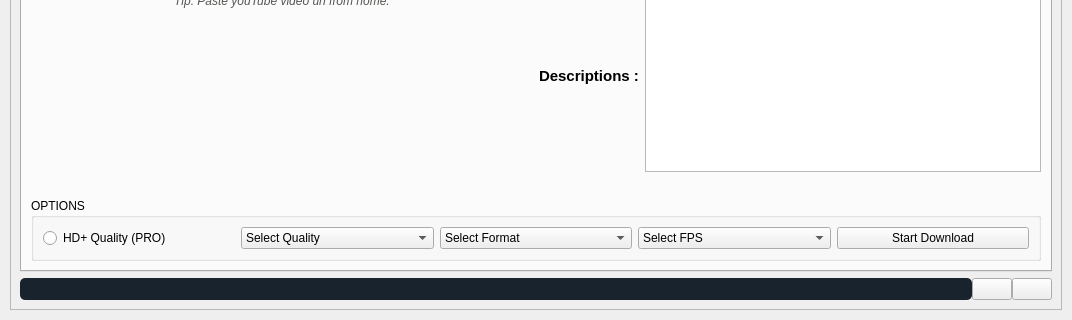
Old version of the form src/ui_main_trial.ui in the repository rishabh3354/YOUTUBE-DL-PRO; both pictures show x 0 to 1072 and y 279 to 599 of the 1072 by 599 pixel window.
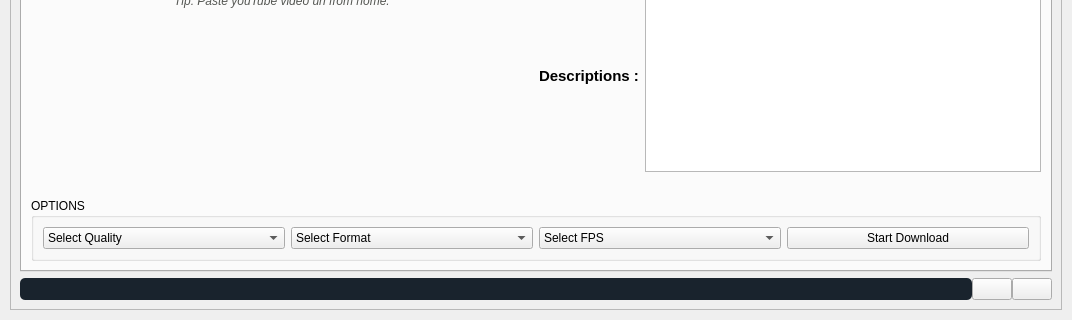
New version of the form. The open tabs and pages were chosen to show the change. Icons and pictures are not drawn.

Patch:
```diff
--- a/src/ui_main_trial.ui
+++ b/src/ui_main_trial.ui
@@ -783,7 +783,35 @@
                 <layout class="QHBoxLayout" name="horizontalLayout_44">
                  <item>
                   <layout class="QGridLayout" name="gridLayout">
-                   <item row="0" column="9">
+                   <item row="0" column="5">
+                    <widget class="QComboBox" name="select_quality_obj_2">
+                     <property name="enabled">
+                      <bool>true</bool>
+                     </property>
+                     <property name="cursor">
+                      <cursorShape>PointingHandCursor</cursorShape>
+                     </property>
+                     <property name="styleSheet">
+                      <string notr="true"/>
+                     </property>
+                     <property name="iconSize">
+                      <size>
+                       <width>20</width>
+                       <height>20</height>
+                      </size>
+                     </property>
+                     <item>
+                      <property name="text">
+                       <string>Select Quality</string>
+                      </property>
+                      <property name="icon">
+                       <iconset resource="resource.qrc">
+                        <normaloff>:/myresource/resource/icons8-ok-144.png</normaloff>:/myresource/resource/icons8-ok-144.png</iconset>
+                      </property>
+                     </item>
+                    </widget>
+                   </item>
+                   <item row="0" column="8">
                     <widget class="QPushButton" name="download_button_2">
                      <property name="sizePolicy">
                       <sizepolicy hsizetype="Preferred" vsizetype="Fixed">
@@ -812,7 +840,7 @@
                      </property>
                     </widget>
                    </item>
-                   <item row="0" column="7">
+                   <item row="0" column="6">
                     <widget class="QComboBox" name="select_format_obj_2">
                      <property name="cursor">
                       <cursorShape>PointingHandCursor</cursorShape>
@@ -822,8 +850,8 @@
                      </property>
                      <property name="iconSize">
                       <size>
-                       <width>16</width>
-                       <height>16</height>
+                       <width>20</width>
+                       <height>20</height>
                       </size>
                      </property>
                      <item>
@@ -833,7 +861,7 @@
                      </item>
                     </widget>
                    </item>
-                   <item row="0" column="8">
+                   <item row="0" column="7">
                     <widget class="QComboBox" name="select_fps_obj_2">
                      <property name="cursor">
                       <cursorShape>PointingHandCursor</cursorShape>
@@ -843,73 +871,21 @@
                      </property>
                      <property name="iconSize">
                       <size>
-                       <width>16</width>
-                       <height>16</height>
+                       <width>20</width>
+                       <height>20</height>
                       </size>
                      </property>
                      <item>
                       <property name="text">
                        <string>Select FPS</string>
                       </property>
-                     </item>
-                    </widget>
-                   </item>
-                   <item row="0" column="6">
-                    <widget class="QComboBox" name="select_quality_obj_2">
-                     <property name="enabled">
-                      <bool>true</bool>
-                     </property>
-                     <property name="cursor">
-                      <cursorShape>PointingHandCursor</cursorShape>
-                     </property>
-                     <property name="styleSheet">
-                      <string notr="true"/>
-                     </property>
-                     <property name="iconSize">
-                      <size>
-                       <width>16</width>
-                       <height>16</height>
-                      </size>
-                     </property>
-                     <item>
-                      <property name="text">
-                       <string>Select Quality</string>
+                      <property name="icon">
+                       <iconset resource="resource.qrc">
+                        <normaloff>:/myresource/resource/icons8-tick-box-120.png</normaloff>:/myresource/resource/icons8-tick-box-120.png</iconset>
                       </property>
                      </item>
                     </widget>
                    </item>
-                   <item row="0" column="5">
-                    <widget class="QRadioButton" name="hd_radio_button_2">
-                     <property name="sizePolicy">
-                      <sizepolicy hsizetype="Preferred" vsizetype="Fixed">
-                       <horstretch>0</horstretch>
-                       <verstretch>0</verstretch>
-                      </sizepolicy>
-                     </property>
-                     <property name="cursor">
-                      <cursorShape>PointingHandCursor</cursorShape>
-                     </property>
-                     <property name="toolTip">
-                      <string>More Video Resolutions</string>
-                     </property>
-                     <property name="styleSheet">
-                      <string notr="true">QRadioButton::indicator { width: 20px;height:20px };</string>
-                     </property>
-                     <property name="text">
-                      <string>HD+ Quality (PRO)</string>
-                     </property>
-                     <property name="icon">
-                      <iconset resource="resource.qrc">
-                       <normaloff>:/myresource/resource/icons8-speed-camera-100.png</normaloff>:/myresource/resource/icons8-speed-camera-100.png</iconset>
-                     </property>
-                     <property name="iconSize">
-                      <size>
-                       <width>25</width>
-                       <height>25</height>
-                      </size>
-                     </property>
-                    </widget>
-                   </item>
                   </layout>
                  </item>
                 </layout>
```
Left out of the diff: 120 changed lines with no effect on the pictures.
